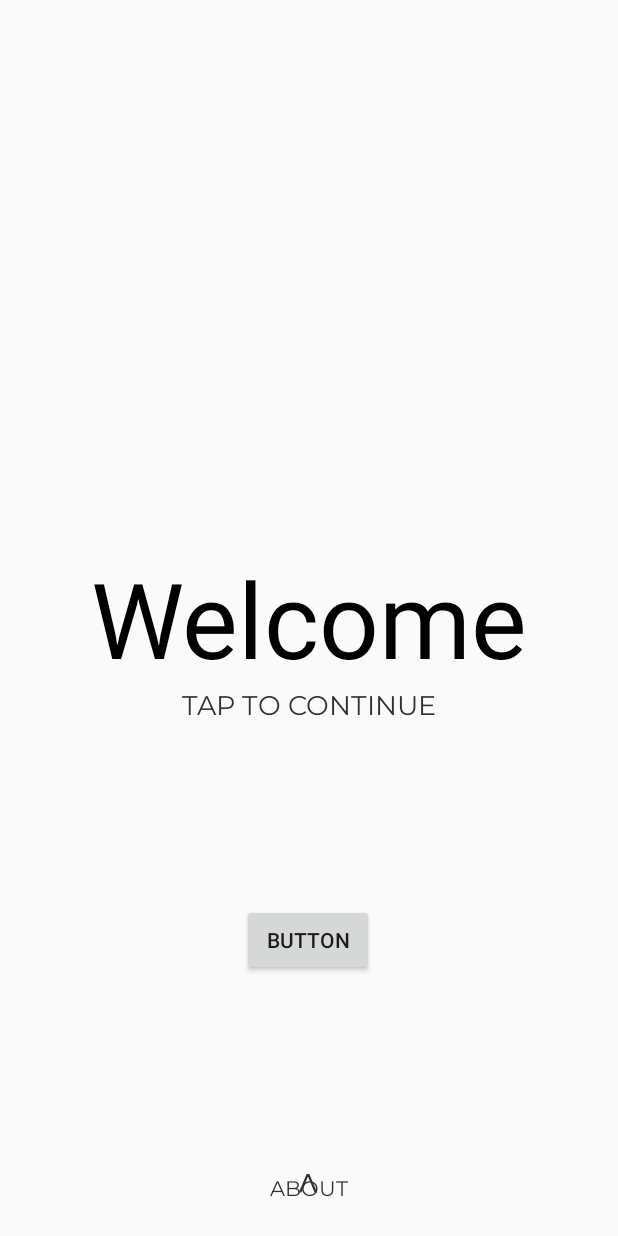
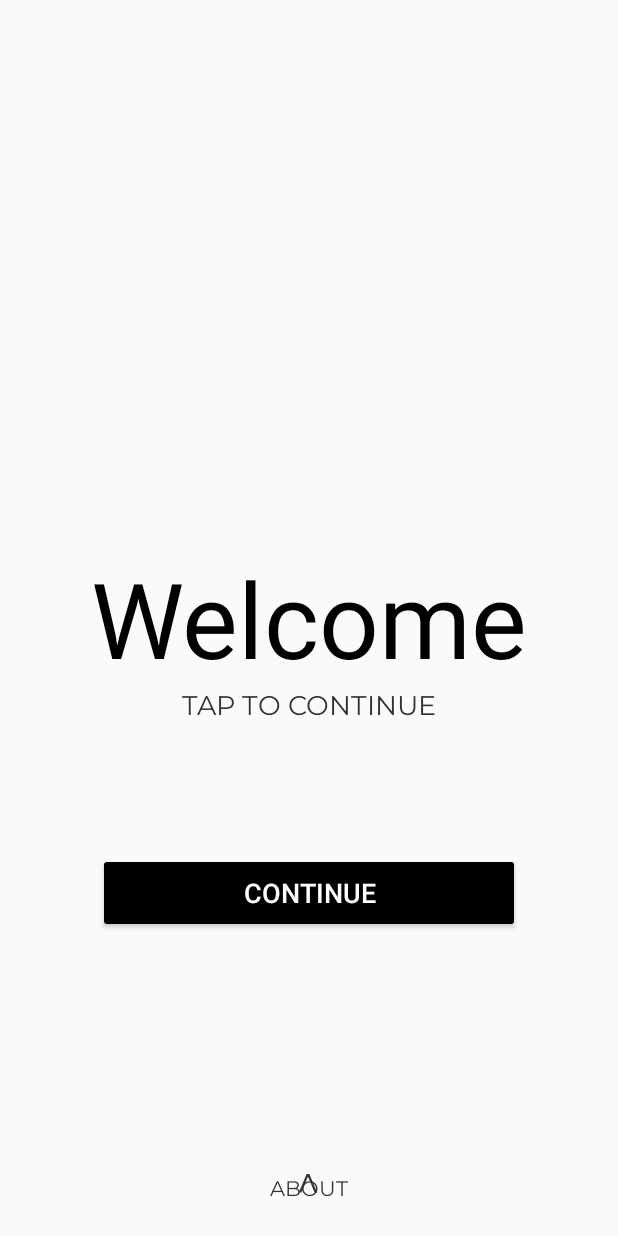
Before and after one commit to Brandogg255/CentralExecutiveFunctionCaptureTool, an Android app: the screen it shows after launch (MainActivity), on a phone screen of 412 x 824 dp. Run offline under Robolectric (Android 15) with nearby library versions, the phone set to English and light mode, and no system bars.

Commit message:
Push 3 14/09/2020

```diff
--- a/app/src/main/res/layout/activity_detail.xml
+++ b/app/src/main/res/layout/activity_detail.xml
@@ -104,12 +104,13 @@
         app:layout_constraintVertical_bias="0.587" />
 
     <Button
-        android:id="@+id/button"
+        android:id="@+id/detailContinue"
         android:layout_width="313dp"
         android:layout_height="58dp"
         android:backgroundTint="#000000"
         android:text="Continue"
         android:textColor="#FFFFFF"
+        android:textSize="18sp"
         app:layout_constraintBottom_toBottomOf="parent"
         app:layout_constraintEnd_toEndOf="parent"
         app:layout_constraintHorizontal_bias="0.494"
--- a/app/src/main/res/layout/activity_information.xml
+++ b/app/src/main/res/layout/activity_information.xml
@@ -85,7 +85,7 @@
         android:fontFamily="@font/montserrat"
         android:text="CONTINUE"
         android:textColor="#FFFFFF"
-        android:textSize="24sp"
+        android:textSize="18sp"
         app:layout_constraintBottom_toBottomOf="parent"
         app:layout_constraintEnd_toEndOf="parent"
         app:layout_constraintHorizontal_bias="0.498"
--- a/app/src/main/res/layout/activity_main.xml
+++ b/app/src/main/res/layout/activity_main.xml
@@ -59,14 +59,16 @@
 
     <Button
         android:id="@+id/mainContinue"
-        android:layout_width="wrap_content"
-        android:layout_height="wrap_content"
-        android:text="Button"
+        android:layout_width="281dp"
+        android:layout_height="53dp"
+        android:backgroundTint="#000000"
+        android:text="Continue"
+        android:textColor="#FFFFFF"
+        android:textSize="18sp"
         app:layout_constraintBottom_toBottomOf="parent"
         app:layout_constraintEnd_toEndOf="parent"
-        app:layout_constraintHorizontal_bias="0.498"
         app:layout_constraintStart_toStartOf="parent"
         app:layout_constraintTop_toTopOf="parent"
-        app:layout_constraintVertical_bias="0.777" />
+        app:layout_constraintVertical_bias="0.738" />
 
 </androidx.constraintlayout.widget.ConstraintLayout>
```
Also changed, not shown: app/src/main/java/com/u3192633/centralexecutivefunctioncapturetool/DetailActivity.java (+16 -0 lines).
